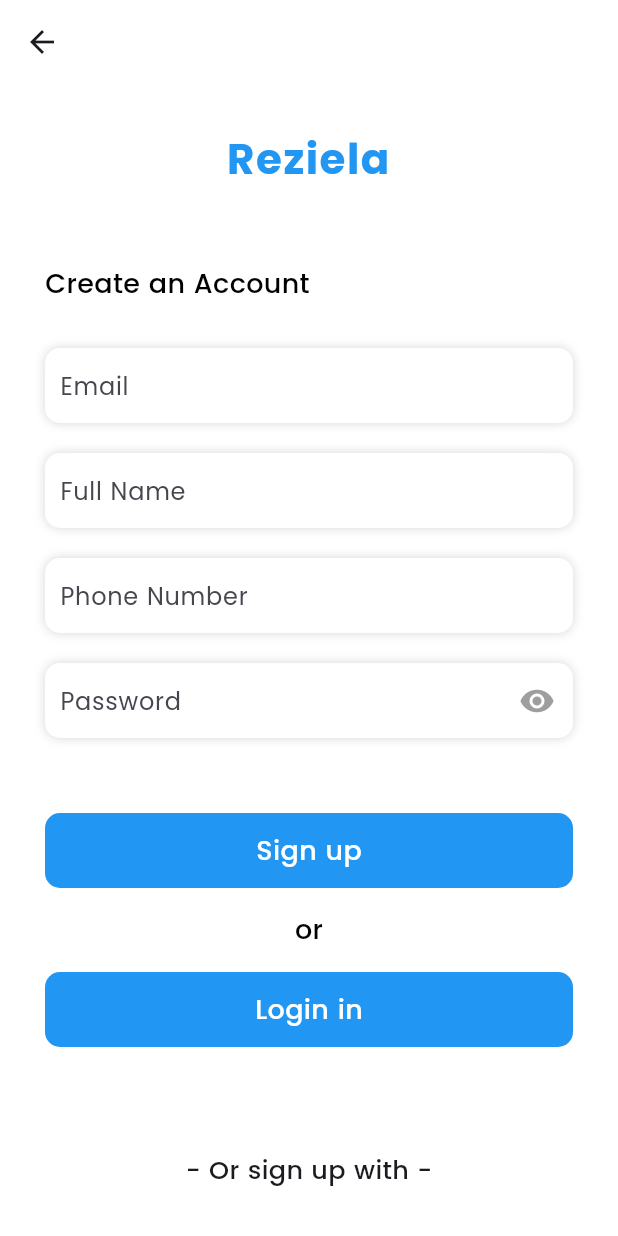
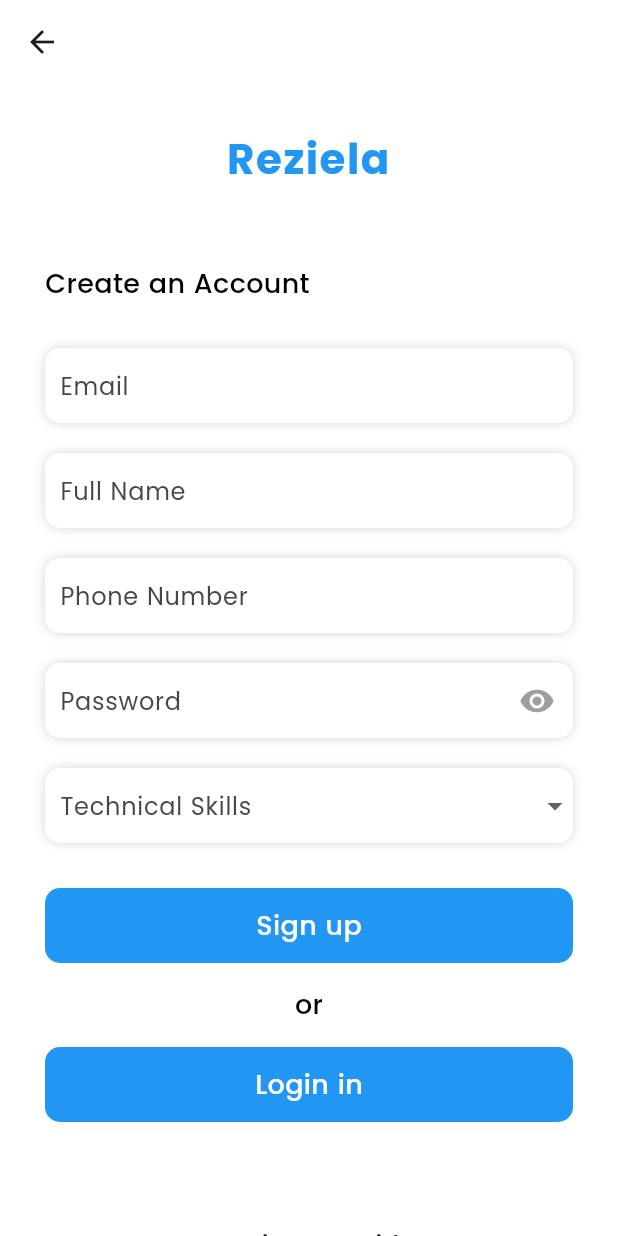
Before and after one commit to ayomidejoshua72/loginSignup, a Flutter app: the SignUpScreen screen opened directly, on a phone screen of 412 x 824 dp. Run offline on Flutter 3.47's test engine with Material 3 defaults, Android fonts, the phone set to English and light mode, and no system bars.

Commit message:
add drop down message

```diff
--- a/lib/screens/signup_screen.dart
+++ b/lib/screens/signup_screen.dart
@@ -53,7 +53,7 @@ class SignUpScreen extends StatelessWidget {
           const SizedBox(height: 20),
           const PasswordInput(),
           const SizedBox(height: 20),
-
+          const TechnicalSkillsDropdown(),
           const SizedBox(height: 30),
           GestureDetector(
             onTap: () {},
@@ -134,3 +134,78 @@ class SignUpScreen extends StatelessWidget {
     );
   }
 }
+
+class TechnicalSkillsDropdown extends StatefulWidget {
+  const TechnicalSkillsDropdown({super.key});
+
+  @override
+  State<TechnicalSkillsDropdown> createState() =>
+      _TechnicalSkillsDropdownState();
+}
+
+class _TechnicalSkillsDropdownState extends State<TechnicalSkillsDropdown> {
+  List<String> techSkills = [
+    "Programming Languages",
+    "Web Development",
+    "Mobile App Development",
+    "Database Management",
+    "Cloud Computing",
+    "DevOps",
+    "Networking",
+    "Cybersecurity",
+    "Data Science and Machine Learning",
+    "Big Data Technologies",
+    "Version Control",
+    "Web Services and APIs",
+    "Operating Systems",
+    "UI/UX Design",
+    "Project Management",
+    "Collaboration Tools",
+    "IoT (Internet of Things)",
+    "Virtualization",
+    "Blockchain",
+    "Automation Scripting",
+  ];
+  String? selectedTechSkill; // Default value
+  double height = 50;
+
+  @override
+  Widget build(BuildContext context) {
+    return Container(
+      height: height,
+      decoration: BoxDecoration(
+        color: Colors.white,
+        boxShadow: const [
+          BoxShadow(
+            color: Color.fromARGB(100, 153, 150, 150),
+            blurRadius: 5,
+            spreadRadius: 0.0,
+          ),
+        ],
+        borderRadius: BorderRadius.circular(10),
+      ),
+      child: DropdownButtonFormField<String>(
+        value: selectedTechSkill,
+        decoration: const InputDecoration(
+          labelText: "Technical Skills",
+          contentPadding: EdgeInsets.all(10),
+          border: InputBorder.none,
+
+        ),
+
+        items: techSkills.map<DropdownMenuItem<String>>((String value) {
+          return DropdownMenuItem<String>(
+            value: value,
+            child: Text(value),
+          );
+        }).toList(),
+        onChanged: (newValue) {
+          setState(() {
+            selectedTechSkill = newValue;
+            height = 60;
+          });
+        },
+      ),
+    );
+  }
+}
```
